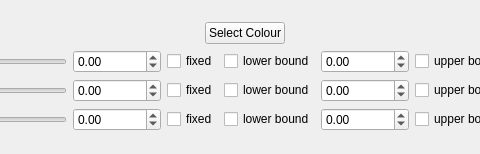
The window that pensant/ui/quadraticModelFitParameters.ui (syncope/pensant) describes before a commit, drawn with Qt 5; both pictures show x 445 to 925 and y 0 to 154 of the 1058 by 154 pixel window.
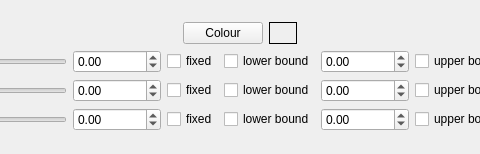
The same window after the commit.

Commit message: + implemented new ui element to display colour; plus code changes ++ in addition: update annual copyright info

What changed in the file:
```diff
--- a/pensant/ui/quadraticModelFitParameters.ui
+++ b/pensant/ui/quadraticModelFitParameters.ui
@@ -54,7 +54,17 @@
        <item>
         <widget class="QPushButton" name="chooseColourButton">
          <property name="text">
-          <string>Select Colour</string>
+          <string>Colour</string>
+         </property>
+        </widget>
+       </item>
+       <item>
+        <widget class="QLabel" name="colourDisplay">
+         <property name="frameShape">
+          <enum>QFrame::Box</enum>
+         </property>
+         <property name="text">
+          <string>      </string>
          </property>
         </widget>
        </item>
```
The commit also changes 13 other files.
